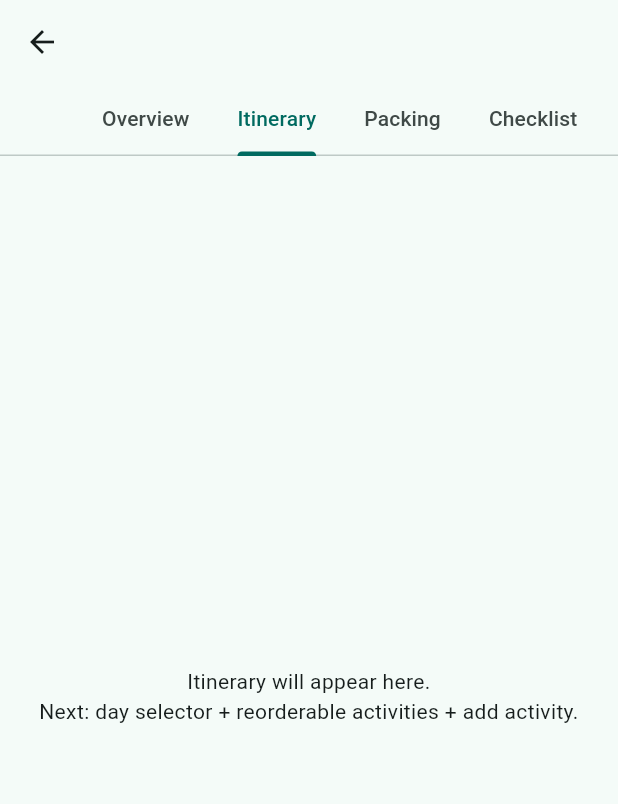
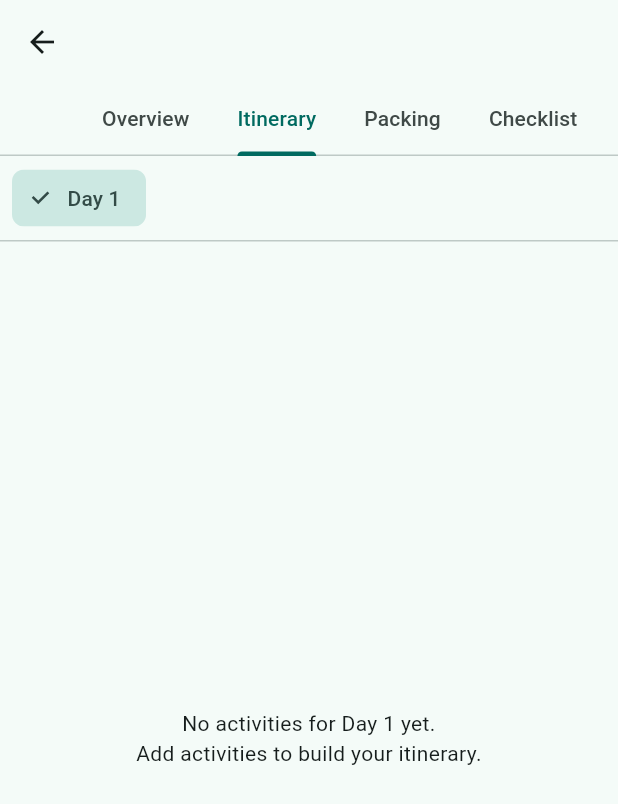
Before and after one commit to rathidarsh46-collab/tropica_guide, a Flutter app: the TripDetailScreen screen opened directly with empty values, tab 2 chosen, on a phone screen of 412 x 824 dp. Shown: the top 804 px of the screen. Run offline on Flutter 3.47's test engine with Material 3 defaults, Android fonts, the light colour scheme and no system bars; our stand-ins replace cloud_firestore, firebase_auth, firebase_core; accounts and stored records are empty.

Commit message:
itenerary screen

```diff
--- a/tropica_guide_real/lib/screens/trip_detail/tabs/itinerary_tab.dart
+++ b/tropica_guide_real/lib/screens/trip_detail/tabs/itinerary_tab.dart
@@ -1,23 +1,169 @@
 import 'package:flutter/material.dart';
+import 'package:provider/provider.dart';
+
 import '../../../models/trip.dart';
+import '../../../models/activity_item.dart';
+import '../../../services/trips_service.dart';
 
-class ItineraryTab extends StatelessWidget {
+class ItineraryTab extends StatefulWidget {
   final Trip trip;
 
   const ItineraryTab({super.key, required this.trip});
 
   @override
+  State<ItineraryTab> createState() => _ItineraryTabState();
+}
+
+class _ItineraryTabState extends State<ItineraryTab> {
+  int _selectedDayIndex = 0;
+
+  // Total days in the trip (inclusive)
+  int get _totalDays =>
+      widget.trip.endDate.difference(widget.trip.startDate).inDays + 1;
+
+  // Simple helper for UI label
+  String _dayLabel(int dayIndex) => 'Day ${dayIndex + 1}';
+
+  @override
   Widget build(BuildContext context) {
-    // Placeholder for now; Darsh will implement drag-and-drop + activities next.
+    final tripsService = context.read<TripsService>();
+
+    return Column(
+      children: [
+        // ----------------------------------------------------
+        // Day selector (horizontal chips)
+        // ----------------------------------------------------
+        SizedBox(
+          height: 56,
+          child: ListView.builder(
+            scrollDirection: Axis.horizontal,
+            itemCount: _totalDays,
+            itemBuilder: (context, index) {
+              final isSelected = index == _selectedDayIndex;
+
+              return Padding(
+                padding: const EdgeInsets.symmetric(horizontal: 8, vertical: 8),
+                child: ChoiceChip(
+                  label: Text(_dayLabel(index)),
+                  selected: isSelected,
+                  onSelected: (_) {
+                    setState(() {
+                      _selectedDayIndex = index;
+                    });
+                  },
+                ),
+              );
+            },
+          ),
+        ),
+
+        const Divider(height: 1),
+
+        // ----------------------------------------------------
+        // Activities list for selected day (real-time stream)
+        // ----------------------------------------------------
+        Expanded(
+          child: StreamBuilder<List<ActivityItem>>(
+            stream: tripsService.streamActivitiesForDay(
+              widget.trip.id,
+              _selectedDayIndex,
+            ),
+            builder: (context, snapshot) {
+              // Loading
+              if (snapshot.connectionState == ConnectionState.waiting) {
+                return const Center(child: CircularProgressIndicator());
+              }
+
+              // Error
+              if (snapshot.hasError) {
                 return Center(
                   child: Padding(
                     padding: const EdgeInsets.all(24),
                     child: Text(
-          'Itinerary will appear here.\n'
-          'Next: day selector + reorderable activities + add activity.',
+                      'Could not load itinerary.\n${snapshot.error}',
                       textAlign: TextAlign.center,
                     ),
                   ),
                 );
               }
+
+              final activities = snapshot.data ?? [];
+
+              // Empty state
+              if (activities.isEmpty) {
+                return Center(
+                  child: Padding(
+                    padding: const EdgeInsets.all(24),
+                    child: Text(
+                      'No activities for ${_dayLabel(_selectedDayIndex)} yet.\n'
+                      'Add activities to build your itinerary.',
+                      textAlign: TextAlign.center,
+                    ),
+                  ),
+                );
               }
+
+              // Reorderable list (drag & drop)
+              return ReorderableListView.builder(
+                itemCount: activities.length,
+                onReorder: (oldIndex, newIndex) {
+                  // ReorderableListView gives a "post-removal" index,
+                  // so adjust when dragging down.
+                  if (newIndex > oldIndex) newIndex -= 1;
+
+                  // Create a new list in the new order
+                  final reordered = List<ActivityItem>.from(activities);
+                  final moved = reordered.removeAt(oldIndex);
+                  reordered.insert(newIndex, moved);
+
+                  // Persist order to Firestore (batch update in TripsService)
+                  tripsService.reorderActivities(
+                    tripId: widget.trip.id,
+                    reordered: reordered,
+                  );
+                },
+                itemBuilder: (context, index) {
+                  final activity = activities[index];
+
+                  return ListTile(
+                    key: ValueKey(activity.id),
+                    leading: const Icon(Icons.drag_handle),
+                    title: Text(activity.title),
+                    subtitle: _subtitleFor(activity),
+                    trailing: IconButton(
+                      tooltip: 'Delete activity',
+                      icon: const Icon(Icons.delete_outline),
+                      onPressed: () {
+                        tripsService.deleteActivity(
+                          widget.trip.id,
+                          activity.id,
+                        );
+                      },
+                    ),
+                  );
+                },
+              );
+            },
+          ),
+        ),
+      ],
+    );
+  }
+
+  // Build a clean subtitle based on optional fields (time + note)
+  Widget? _subtitleFor(ActivityItem activity) {
+    final parts = <String>[];
+
+    if (activity.timeOfDay != null && activity.timeOfDay!.trim().isNotEmpty) {
+      parts.add(activity.timeOfDay!.trim());
+    }
+
+    if (activity.note != null && activity.note!.trim().isNotEmpty) {
+      parts.add(activity.note!.trim());
+    }
+
+    if (parts.isEmpty) return null;
+
+    return Text(parts.join(' • '));
+  }
+}
```
Lines whose indentation alone changed are shown as unchanged.
